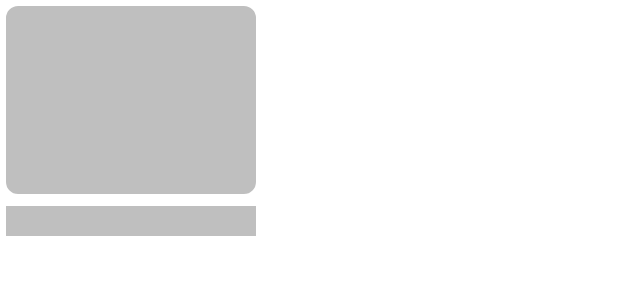
After one commit to jcnoriega/MyVideoGamesAndroid, an Android app: the layout simple_item_shimmer.xml on its own in the app's theme, with its tools: preview values and no code run, on a phone screen of 412 x 824 dp. The commit adds this screen. Shown: the top 300 px of the screen. Run offline under Robolectric (Android 15) with nearby library versions, the phone set to English and light mode, and no system bars; network calls fail.

Commit message:
Add shimmer to home

```diff
--- a/app/src/main/java/com/example/myvideogames/ui/ListHeader.kt
+++ b/app/src/main/java/com/example/myvideogames/ui/ListHeader.kt
@@ -7,6 +7,7 @@ import android.view.ViewParent
 import android.widget.TextView
 import com.airbnb.epoxy.EpoxyAttribute
 import com.airbnb.epoxy.EpoxyHolder
+import com.airbnb.epoxy.EpoxyModel
 import com.airbnb.epoxy.EpoxyModelClass
 import com.airbnb.epoxy.EpoxyModelWithHolder
 import com.airbnb.epoxy.preload.Preloadable
@@ -28,6 +29,11 @@ abstract class ListHeader: EpoxyModelWithHolder<HeaderHolder>() {
     }
 }
 
+@EpoxyModelClass
+abstract class ShimmerListHeader: EpoxyModel<Any>() {
+    override fun getDefaultLayout() = R.layout.shimmer_home_header
+}
+
 class HeaderHolder(parent: ViewParent) : EpoxyHolder() {
 
     lateinit var titleView: TextView
--- a/app/src/main/java/com/example/myvideogames/ui/SimpleGameItem.kt
+++ b/app/src/main/java/com/example/myvideogames/ui/SimpleGameItem.kt
@@ -7,6 +7,7 @@ import android.view.ViewParent
 import android.widget.TextView
 import com.airbnb.epoxy.EpoxyAttribute
 import com.airbnb.epoxy.EpoxyHolder
+import com.airbnb.epoxy.EpoxyModel
 import com.airbnb.epoxy.EpoxyModelClass
 import com.airbnb.epoxy.EpoxyModelWithHolder
 import com.airbnb.epoxy.preload.Preloadable
@@ -53,6 +54,11 @@ abstract class GridSimpleItem: EpoxyModelWithHolder<SimpleGameHolder>()  {
     }
 }
 
+@EpoxyModelClass
+abstract class ShimmerSimpleItem: EpoxyModel<Any>()  {
+    override fun getDefaultLayout() = R.layout.simple_item_shimmer
+}
+
 class SimpleGameHolder(parent: ViewParent) : EpoxyHolder(), Preloadable {
 
     lateinit var nameView: TextView
--- a/app/src/main/java/com/example/myvideogames/ui/helpers/EpoxyCarouseBuilder.kt
+++ b/app/src/main/java/com/example/myvideogames/ui/helpers/EpoxyCarouseBuilder.kt
@@ -32,6 +32,7 @@ import com.google.android.material.appbar.AppBarLayout
 fun ModelCollector.carouselBuilder(builder: EpoxyCarouselBuilder.() -> Unit): CarouselModel_ {
     Carousel.setDefaultGlobalSnapHelperFactory(null)
     val carouselBuilder = EpoxyCarouselBuilder().apply { builder() }
+
     add(carouselBuilder.carouselModel)
     return carouselBuilder.carouselModel
 }
@@ -56,6 +57,7 @@ class GridCarousel(context: Context?) : Carousel(context) {
     init {
         val snapHelper = PagerSnapHelper()
         snapHelper.attachToRecyclerView(this)
+        isNestedScrollingEnabled = false
     }
     override fun createLayoutManager(): LayoutManager {
         return GridLayoutManager(context, SPAN_COUNT, LinearLayoutManager.HORIZONTAL, false)
--- a/app/src/main/java/com/example/myvideogames/ui/home/HomeFragment.kt
+++ b/app/src/main/java/com/example/myvideogames/ui/home/HomeFragment.kt
@@ -56,7 +56,7 @@ class HomeFragment : Fragment() {
 
         val recyclerView = binding.homeEpoxyRecyclerView
         recyclerView.setController(controller)
-        controller.setData(UiHomeFeed())
+        controller.setData(null)
         recyclerView.addGlidePreloader(
             requestManager = Glide.with(requireContext()),
             preloader = glidePreloader { requestManager: RequestManager, model: SimpleGameItem_, _ ->
--- a/app/src/main/res/layout/fragment_home.xml
+++ b/app/src/main/res/layout/fragment_home.xml
@@ -24,7 +24,8 @@
             <View
                 android:layout_width="100dp"
                 android:layout_height="40dp"
-                android:background="#aaaaaa"
+                android:background="@color/black"
+                android:alpha="0.25"
                 app:layout_constraintTop_toTopOf="parent"
                 app:layout_constraintStart_toStartOf="parent"
                 android:layout_marginStart="16dp"
@@ -33,7 +34,8 @@
                 android:layout_width="250dp"
                 android:layout_height="40dp"
                 android:layout_gravity="bottom"
-                android:background="#aaaaaa"
+                android:background="@color/black"
+                android:alpha="0.25"
                 app:layout_constraintBottom_toBottomOf="parent"
                 app:layout_constraintStart_toStartOf="parent"                android:layout_marginStart="16dp"
                 android:layout_marginBottom="16dp"/>
--- /dev/null
+++ b/app/src/main/res/layout/simple_item_shimmer.xml
@@ -0,0 +1,47 @@
+<?xml version="1.0" encoding="utf-8"?>
+<com.facebook.shimmer.ShimmerFrameLayout xmlns:android="http://schemas.android.com/apk/res/android"
+    xmlns:app="http://schemas.android.com/apk/res-auto"
+    xmlns:tools="http://schemas.android.com/tools"
+    android:layout_width="wrap_content"
+    android:layout_height="wrap_content"
+    app:shimmer_auto_start="true">
+
+    <androidx.constraintlayout.widget.ConstraintLayout
+        android:id="@+id/simple_item_layout"
+        android:layout_width="wrap_content"
+        android:layout_height="wrap_content"
+        android:padding="4dp">
+
+        <com.google.android.material.imageview.ShapeableImageView
+            android:id="@+id/thumbnail"
+            android:layout_width="0dp"
+            android:layout_height="125dp"
+            android:background="@color/black"
+            android:scaleType="centerCrop"
+            android:alpha="0.25"
+            app:layout_constraintDimensionRatio="4:3"
+            app:layout_constraintEnd_toEndOf="parent"
+            app:layout_constraintStart_toStartOf="parent"
+            app:layout_constraintTop_toTopOf="parent"
+            app:shapeAppearanceOverlay="@style/rounded_corner" />
+
+        <TextView
+            android:id="@+id/name"
+            android:layout_width="0dp"
+            android:layout_height="20dp"
+            android:background="@color/black"
+            android:ellipsize="end"
+            android:alpha="0.25"
+            android:fontFamily="sans-serif-black"
+            android:gravity="start"
+            android:maxLines="1"
+            android:layout_marginTop="8dp"
+            android:text="          "
+            android:textSize="16sp"
+            app:layout_constraintEnd_toEndOf="@+id/thumbnail"
+            app:layout_constraintStart_toStartOf="@id/thumbnail"
+            app:layout_constraintTop_toBottomOf="@id/thumbnail"
+            app:layout_constraintBottom_toBottomOf="parent"
+            tools:text="        " />
+    </androidx.constraintlayout.widget.ConstraintLayout>
+</com.facebook.shimmer.ShimmerFrameLayout>
```
Also changed, not shown: app/src/main/java/com/example/myvideogames/ui/home/HomeFeedEpoxyController.kt (+30 -3 lines), app/src/main/res/layout/shimmer_home_header.xml (added, +22 -0 lines).
